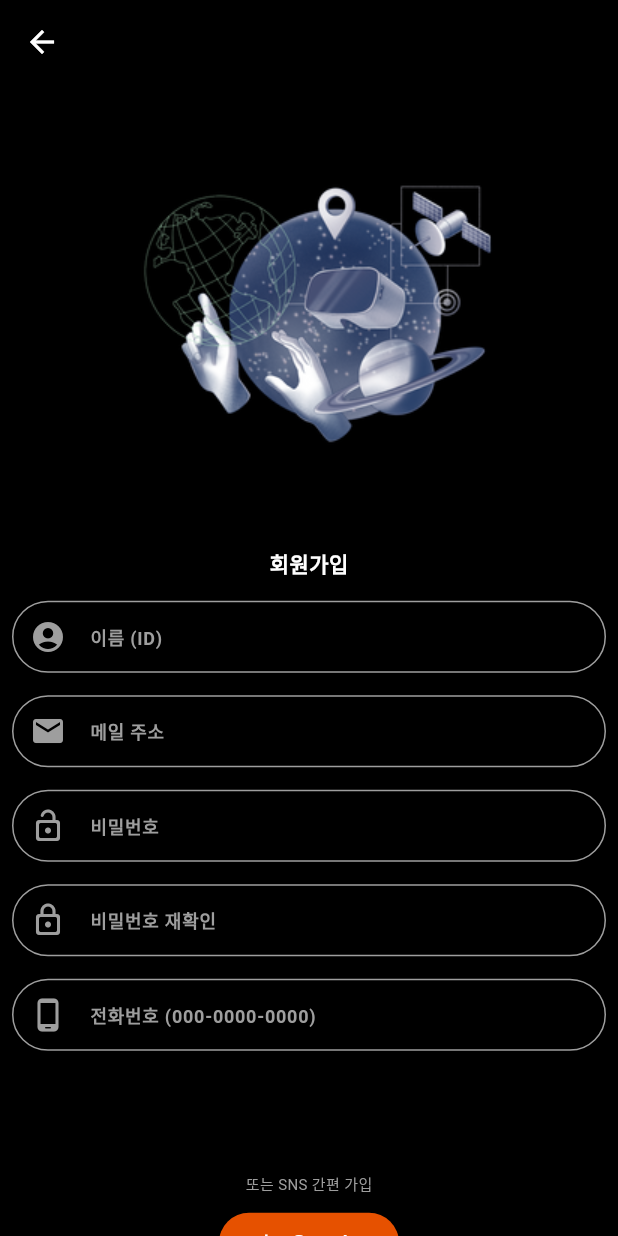
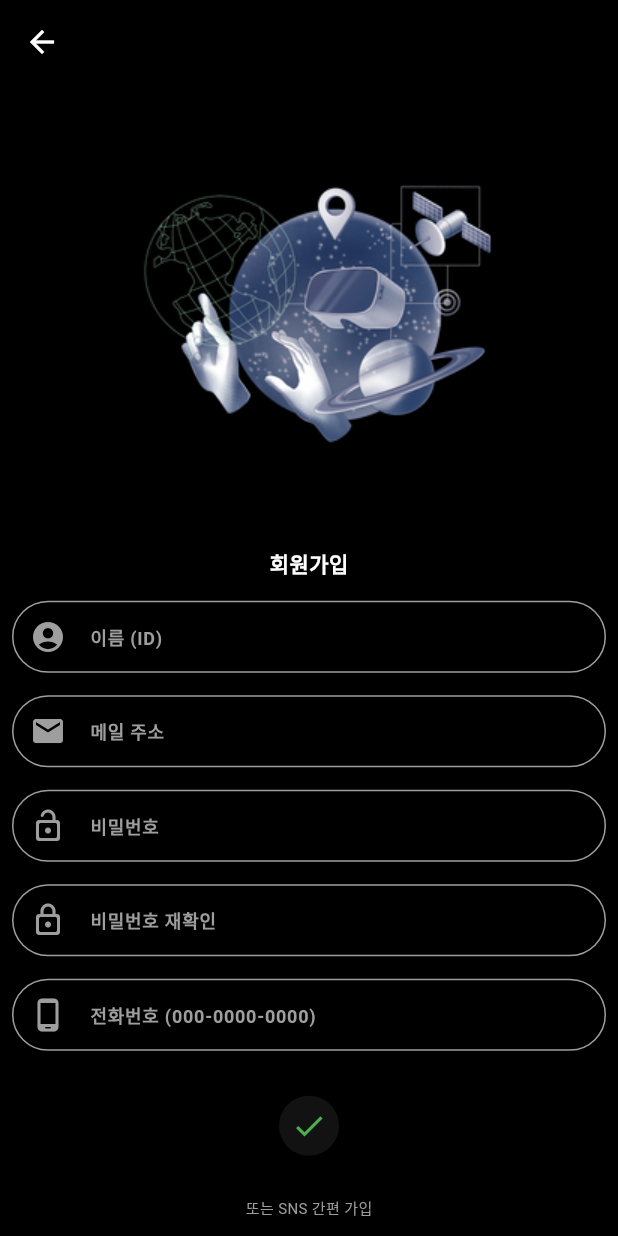
Before and after one commit to Astrum93/Flutter_Music_Is_Life, a Flutter app: the JoinScreen screen opened directly, on a phone screen of 412 x 824 dp. Run offline on Flutter 3.47's test engine with Material 3 defaults, Android fonts, the phone set to English and light mode, and no system bars; drawn by our look-alikes of modal_progress_hud_nsn; our stand-ins replace carousel_slider, cloud_firestore, dotted_border, firebase_auth, firebase_core, firebase_messaging and 4 more; missing offline and left inert: beautiful_soup_dart; accounts and stored records are empty; generated files the repository leaves out were written again.

Commit message:
240414 CheckButton 수정

```diff
--- a/lib/common/widget/button/check_button.dart
+++ b/lib/common/widget/button/check_button.dart
@@ -1,24 +1,32 @@
 import 'package:flutter/material.dart';
 
 class CheckButton extends StatelessWidget {
-  final void Function() function;
+  final void Function()? onTap;
   final double? width;
   final double? height;
   final Color? boxColor;
+  final Color borderColor;
   final Color? iconColor;
 
-  const CheckButton(this.function,
-      {super.key, this.width, this.height, this.boxColor, this.iconColor});
+  const CheckButton(
+      {super.key,
+      this.onTap,
+      this.width,
+      this.height,
+      this.boxColor,
+      required this.borderColor,
+      this.iconColor});
 
   @override
   Widget build(BuildContext context) {
     return GestureDetector(
-      onTap: function,
+      onTap: onTap,
       child: Container(
         width: width,
         height: height,
         decoration: BoxDecoration(
           shape: BoxShape.circle,
+          border: Border.all(color: borderColor),
           color: boxColor,
         ),
         child: Center(
--- a/lib/main/join/join_screen.dart
+++ b/lib/main/join/join_screen.dart
@@ -1,3 +1,4 @@
+import 'package:MusicIsLife/common/constant/app_colors.dart';
 import 'package:MusicIsLife/common/widget/button/check_button.dart';
 import 'package:MusicIsLife/common/widget/button/google_join_button.dart';
 import 'package:MusicIsLife/common/widget/easy_text_form_field.dart';
@@ -272,9 +273,16 @@ class _JoinScreenState extends State<JoinScreen> {
                             const SizedBox(height: 30),
 
                             // 회원가입 버튼
-                            CheckButton(() async {
-                              tryJoin();
-                            }),
+                            CheckButton(
+                              width: 40,
+                              height: 40,
+                              boxColor: AppColors.veryDarkGrey,
+                              borderColor: Colors.transparent,
+                              iconColor: Colors.green,
+                              onTap: () async {
+                                tryJoin();
+                              },
+                            ),
 
                             const SizedBox(height: 20),
                             const Row(
```
Also changed, not shown: lib/main/login/login_screen.dart (+7 -1 lines).
